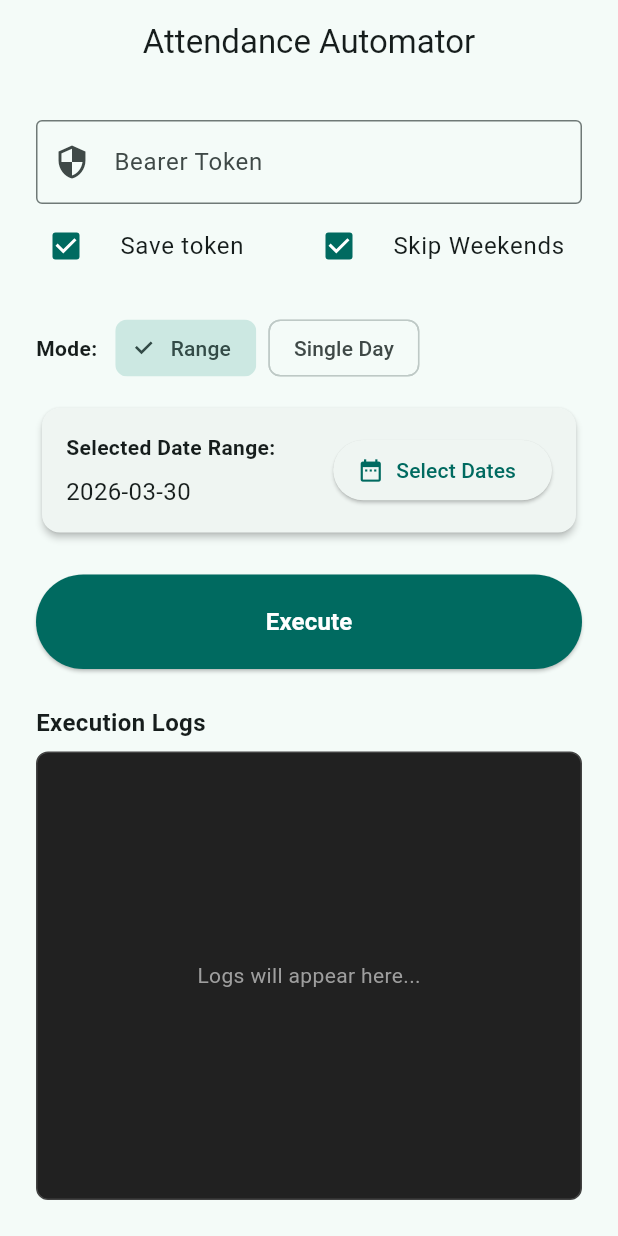
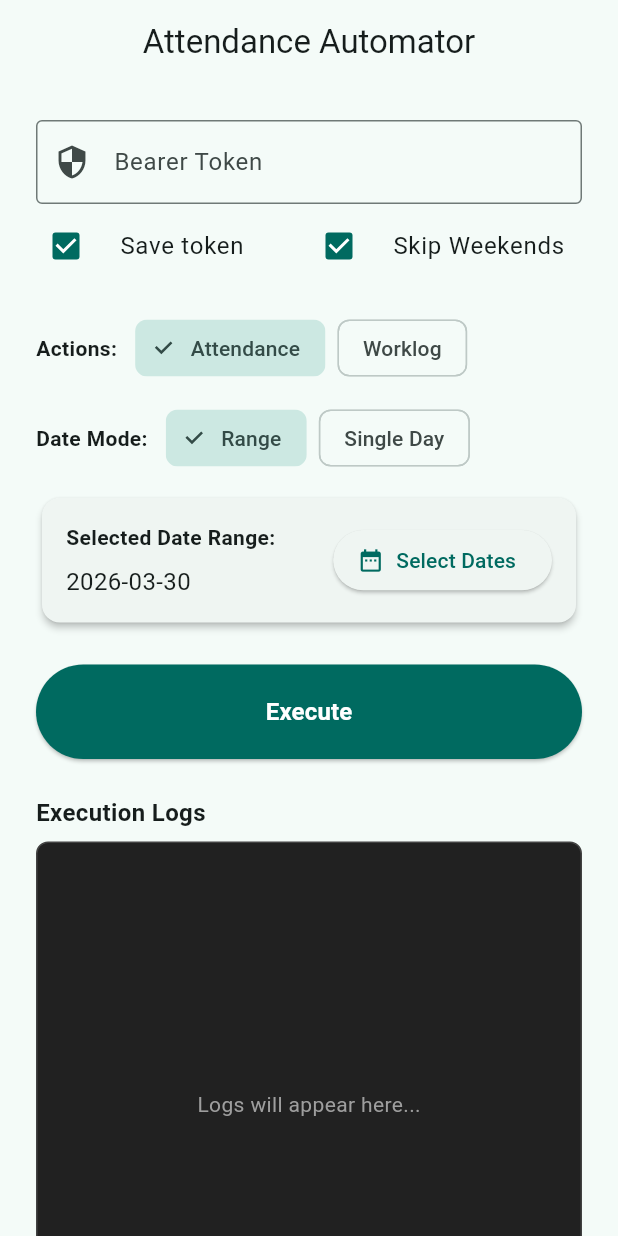
Before and after one commit to PrajwalThapa986/SociarAutomation, a Flutter app: the screen it shows after launch, on a phone screen of 412 x 824 dp. Run offline on Flutter 3.47's test engine with Material 3 defaults, Android fonts, the phone set to English and light mode, and no system bars; our stand-ins replace dartz, equatable, flutter_bloc, get_it, injectable, shared_preferences.

Commit message:
feat: add worklog submission functionality to automator screen and backend layers

```diff
--- a/lib/features/attendance/domain/repositories/attendance_repository.dart
+++ b/lib/features/attendance/domain/repositories/attendance_repository.dart
@@ -5,4 +5,5 @@ abstract class AttendanceRepository {
   Future<Either<Failure, void>> saveToken(String token);
   Future<Either<Failure, String?>> getToken();
   Future<Either<Failure, void>> submitAttendance(String date, String token);
+  Future<Either<Failure, void>> submitWorklog(String date, String token, String logContent);
 }
--- /dev/null
+++ b/lib/features/attendance/domain/usecases/submit_worklog.dart
@@ -0,0 +1,33 @@
+import 'package:dartz/dartz.dart';
+import 'package:equatable/equatable.dart';
+import '../../../../core/error/failures.dart';
+import '../../../../core/usecases/usecase.dart';
+import '../repositories/attendance_repository.dart';
+
+import 'package:injectable/injectable.dart';
+
+@lazySingleton
+class SubmitWorklog implements UseCase<void, WorklogParams> {
+  final AttendanceRepository repository;
+  SubmitWorklog(this.repository);
+
+  @override
+  Future<Either<Failure, void>> call(WorklogParams params) async {
+    return await repository.submitWorklog(params.date, params.token, params.logContent);
+  }
+}
+
+class WorklogParams extends Equatable {
+  final String date;
+  final String token;
+  final String logContent;
+
+  const WorklogParams({
+    required this.date,
+    required this.token,
+    required this.logContent,
+  });
+
+  @override
+  List<Object> get props => [date, token, logContent];
+}
--- a/lib/features/attendance/presentation/bloc/attendance_bloc.dart
+++ b/lib/features/attendance/presentation/bloc/attendance_bloc.dart
@@ -2,6 +2,7 @@ import 'package:flutter_bloc/flutter_bloc.dart';
 import '../../domain/usecases/get_token.dart';
 import '../../domain/usecases/save_token.dart';
 import '../../domain/usecases/submit_attendance.dart';
+import '../../domain/usecases/submit_worklog.dart';
 import '../../../../core/usecases/usecase.dart';
 import 'attendance_event.dart';
 import 'attendance_state.dart';
@@ -13,11 +14,13 @@ class AttendanceBloc extends Bloc<AttendanceEvent, AttendanceState> {
   final GetToken getToken;
   final SaveToken saveToken;
   final SubmitAttendance submitAttendance;
+  final SubmitWorklog submitWorklog;
 
   AttendanceBloc({
     required this.getToken,
     required this.saveToken,
     required this.submitAttendance,
+    required this.submitWorklog,
   }) : super(const AttendanceInitial()) {
     on<LoadTokenEvent>(_onLoadToken);
     on<ExecuteAttendanceEvent>(_onExecuteAttendance);
@@ -55,24 +58,49 @@ class AttendanceBloc extends Bloc<AttendanceEvent, AttendanceState> {
       }
 
       String dateStr = _formatDate(current);
-      currentLogs.add("⏳ [$dateStr] Processing...");
+
+      if (event.submitAttendance) {
+        currentLogs.add("⏳ [$dateStr] Processing Attendance...");
         emit(AttendanceRunning(logs: List.from(currentLogs), savedToken: previousToken));
 
         final result = await submitAttendance(ApiParams(date: dateStr, token: event.token));
 
         result.fold(
           (failure) {
-          currentLogs.add("❌ [$dateStr] Failed: ${failure.message}");
+            currentLogs.add("❌ [$dateStr] Attendance Failed: ${failure.message}");
           },
           (_) {
-          currentLogs.add("✅ [$dateStr] Attendance successful");
+            currentLogs.add("✅ [$dateStr] Attendance Successful");
           },
         );
 
         emit(AttendanceRunning(logs: List.from(currentLogs), savedToken: previousToken));
+        // 600ms delay to prevent rate-limiting
+        await Future.delayed(const Duration(milliseconds: 600));
+      }
 
-      // 600ms delay to prevent rate-limiting as required
+      if (event.submitWorklog) {
+        currentLogs.add("⏳ [$dateStr] Processing Worklog...");
+        emit(AttendanceRunning(logs: List.from(currentLogs), savedToken: previousToken));
+
+        final worklogResult = await submitWorklog(WorklogParams(
+          date: dateStr,
+          token: event.token,
+          logContent: event.worklogText,
+        ));
+
+        worklogResult.fold(
+          (failure) {
+            currentLogs.add("❌ [$dateStr] Worklog Failed: ${failure.message}");
+          },
+          (_) {
+            currentLogs.add("✅ [$dateStr] Worklog Successful");
+          },
+        );
+
+        emit(AttendanceRunning(logs: List.from(currentLogs), savedToken: previousToken));
         await Future.delayed(const Duration(milliseconds: 600));
+      }
 
       current = current.add(const Duration(days: 1));
     }
--- a/lib/features/attendance/presentation/bloc/attendance_event.dart
+++ b/lib/features/attendance/presentation/bloc/attendance_event.dart
@@ -15,6 +15,9 @@ class ExecuteAttendanceEvent extends AttendanceEvent {
   final DateTime endDate;
   final bool saveTokenLocally;
   final bool skipWeekends;
+  final bool submitAttendance;
+  final bool submitWorklog;
+  final String worklogText;
 
   const ExecuteAttendanceEvent({
     required this.token,
@@ -22,8 +25,20 @@ class ExecuteAttendanceEvent extends AttendanceEvent {
     required this.endDate,
     this.saveTokenLocally = true,
     this.skipWeekends = true,
+    this.submitAttendance = true,
+    this.submitWorklog = false,
+    this.worklogText = "",
   });
 
   @override
-  List<Object> get props => [token, startDate, endDate, saveTokenLocally, skipWeekends];
+  List<Object> get props => [
+        token,
+        startDate,
+        endDate,
+        saveTokenLocally,
+        skipWeekends,
+        submitAttendance,
+        submitWorklog,
+        worklogText,
+      ];
 }
--- a/lib/features/attendance/presentation/pages/automator_screen.dart
+++ b/lib/features/attendance/presentation/pages/automator_screen.dart
@@ -13,11 +13,14 @@ class AutomatorScreen extends StatefulWidget {
 
 class _AutomatorScreenState extends State<AutomatorScreen> {
   final TextEditingController _tokenController = TextEditingController();
+  final TextEditingController _worklogController = TextEditingController();
   final ScrollController _scrollController = ScrollController();
   DateTimeRange? _selectedDateRange;
   bool _saveTokenLocally = true;
   bool _isSingleDateMode = false;
   bool _skipWeekends = true;
+  bool _submitAttendance = true;
+  bool _submitWorklog = false;
 
   @override
   void initState() {
@@ -30,6 +33,7 @@ class _AutomatorScreenState extends State<AutomatorScreen> {
   @override
   void dispose() {
     _tokenController.dispose();
+    _worklogController.dispose();
     _scrollController.dispose();
     super.dispose();
   }
@@ -117,7 +121,8 @@ class _AutomatorScreenState extends State<AutomatorScreen> {
           bool isRunning = state is AttendanceRunning;
           List<String> logs = state.logs;
 
-          return Padding(
+          return SingleChildScrollView(
+            child: Padding(
               padding: const EdgeInsets.all(24.0),
               child: Column(
                 crossAxisAlignment: CrossAxisAlignment.stretch,
@@ -166,10 +171,38 @@ class _AutomatorScreenState extends State<AutomatorScreen> {
                   ),
                   const SizedBox(height: 16),
 
+                  // Action Selection
+                  Row(
+                    children: [
+                      const Text("Actions:", style: TextStyle(fontWeight: FontWeight.bold)),
+                      const SizedBox(width: 12),
+                      FilterChip(
+                        label: const Text("Attendance"),
+                        selected: _submitAttendance,
+                        onSelected: isRunning ? null : (selected) {
+                          setState(() {
+                            _submitAttendance = selected;
+                          });
+                        },
+                      ),
+                      const SizedBox(width: 8),
+                      FilterChip(
+                        label: const Text("Worklog"),
+                        selected: _submitWorklog,
+                        onSelected: isRunning ? null : (selected) {
+                          setState(() {
+                            _submitWorklog = selected;
+                          });
+                        },
+                      ),
+                    ],
+                  ),
+                  const SizedBox(height: 12),
+
                   // Mode Selection
                   Row(
                     children: [
-                    const Text("Mode:", style: TextStyle(fontWeight: FontWeight.bold)),
+                      const Text("Date Mode:", style: TextStyle(fontWeight: FontWeight.bold)),
                       const SizedBox(width: 12),
                       ChoiceChip(
                         label: const Text("Range"),
@@ -238,6 +271,22 @@ class _AutomatorScreenState extends State<AutomatorScreen> {
                   ),
                   const SizedBox(height: 24),
 
+                  // Worklog Input (Conditional)
+                  if (_submitWorklog) ...[
+                    TextField(
+                      controller: _worklogController,
+                      decoration: const InputDecoration(
+                        labelText: 'Daily Worklog (HTML or Text)',
+                        hintText: 'e.g. <p>Implemented feature X</p>',
+                        border: OutlineInputBorder(),
+                        alignLabelWithHint: true,
+                      ),
+                      maxLines: 5,
+                      enabled: !isRunning,
+                    ),
+                    const SizedBox(height: 24),
+                  ],
+
                   // Controls
                   ElevatedButton(
                     onPressed: isRunning
@@ -253,6 +302,18 @@ class _AutomatorScreenState extends State<AutomatorScreen> {
                             if (_selectedDateRange == null) {
                               return;
                             }
+                            if (!_submitAttendance && !_submitWorklog) {
+                              ScaffoldMessenger.of(context).showSnackBar(
+                                const SnackBar(content: Text('Please select at least one action (Attendance or Worklog).')),
+                              );
+                              return;
+                            }
+                            if (_submitWorklog && _worklogController.text.trim().isEmpty) {
+                              ScaffoldMessenger.of(context).showSnackBar(
+                                const SnackBar(content: Text('Please enter a worklog.')),
+                              );
+                              return;
+                            }
                             context.read<AttendanceBloc>().add(
                                   ExecuteAttendanceEvent(
                                     token: token,
@@ -260,6 +321,9 @@ class _AutomatorScreenState extends State<AutomatorScreen> {
                                     endDate: _selectedDateRange!.end,
                                     saveTokenLocally: _saveTokenLocally,
                                     skipWeekends: _skipWeekends,
+                                    submitAttendance: _submitAttendance,
+                                    submitWorklog: _submitWorklog,
+                                    worklogText: _worklogController.text,
                                   ),
                                 );
                           },
@@ -300,8 +364,8 @@ class _AutomatorScreenState extends State<AutomatorScreen> {
                     style: TextStyle(fontWeight: FontWeight.bold, fontSize: 16),
                   ),
                   const SizedBox(height: 8),
-                Expanded(
-                  child: Container(
+                  Container(
+                    height: 350, // Fixed height for log console
                     decoration: BoxDecoration(
                       color: Colors.black87,
                       borderRadius: BorderRadius.circular(8),
@@ -332,8 +396,8 @@ class _AutomatorScreenState extends State<AutomatorScreen> {
                             },
                           ),
                   ),
+                ],
               ),
-              ],
             ),
           );
         },
```
Also changed, not shown: lib/features/attendance/data/datasources/attendance_remote_data_source.dart (+54 -0 lines), lib/features/attendance/data/repositories/attendance_repository_impl.dart (+12 -0 lines), lib/injection_container.config.dart. Lines whose indentation alone changed are shown as unchanged.
